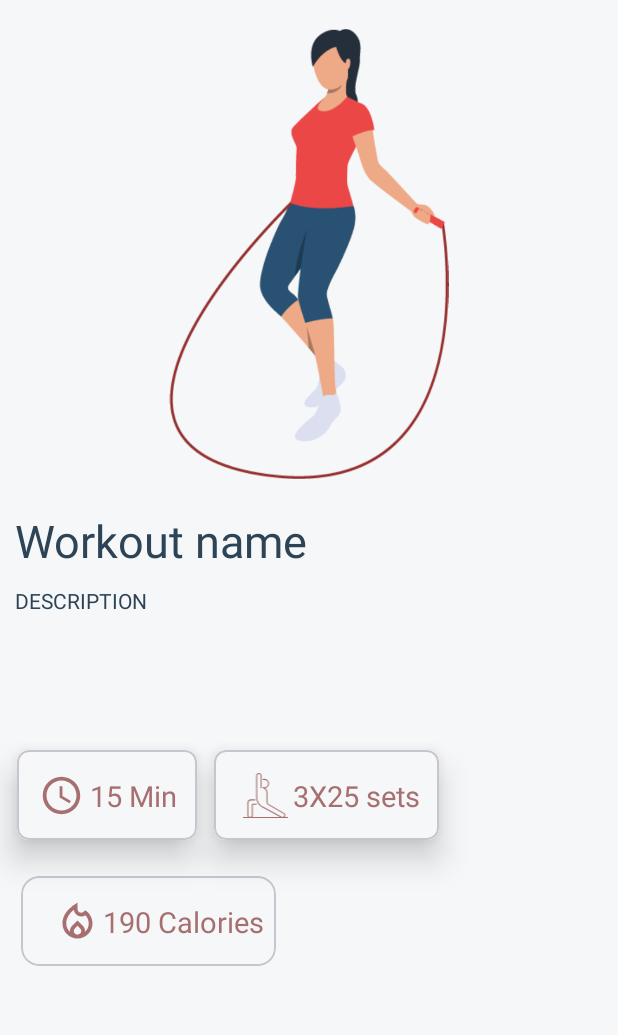
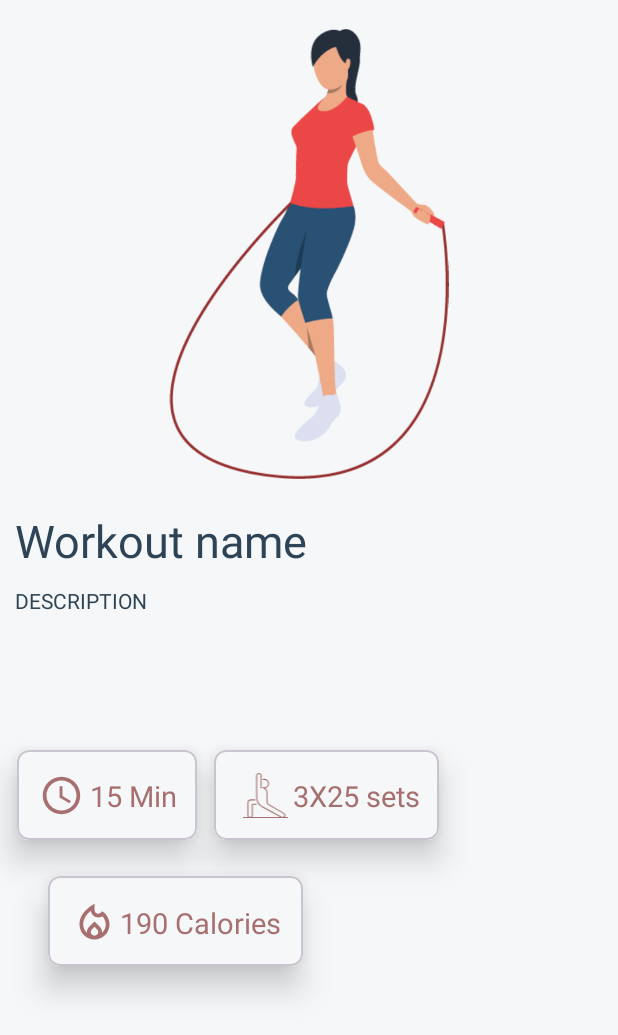
Before and after one commit to khyatiVyas1305/FitFiesta, an Android app: the WorkoutDetailsActivity screen opened directly, with no data from a screen before it, on a phone screen of 412 x 824 dp. Shown: the top 1035 px of the screen. Run offline under Robolectric (Android 15) with nearby library versions, the light colour scheme and no system bars; Roboto replaces fonts that are not available here.

Commit message:
WorkoutDetailsActivity completed

```diff
--- a/app/src/main/java/com/example/fitfiesta/WorkoutDetailsActivity.kt
+++ b/app/src/main/java/com/example/fitfiesta/WorkoutDetailsActivity.kt
@@ -2,10 +2,59 @@ package com.example.fitfiesta
 
 import androidx.appcompat.app.AppCompatActivity
 import android.os.Bundle
+import android.widget.ImageView
+import android.widget.TextView
+import org.w3c.dom.Text
 
 class WorkoutDetailsActivity : AppCompatActivity() {
+
+    lateinit var workoutName: TextView
+    lateinit var workoutImg: ImageView
+    lateinit var description: TextView
+    lateinit var time: TextView
+    lateinit var sets: TextView
+    lateinit var calories: TextView
+
     override fun onCreate(savedInstanceState: Bundle?) {
         super.onCreate(savedInstanceState)
         setContentView(R.layout.activity_workout_details)
+
+        workoutName = findViewById(R.id.workoutName)
+        workoutImg = findViewById(R.id.workoutImg)
+        description = findViewById(R.id.description)
+        time = findViewById(R.id.workoutTime)
+        sets = findViewById(R.id.workoutSetsTV)
+        calories = findViewById(R.id.workoutCaloriesTV)
+
+        val workout = intent.getParcelableExtra<WorkoutListData>("workout")
+        if (workout != null){
+            workoutName.text = workout.exercise
+        }
+
+        when(workoutName.text){
+            "Jump Ropes" ->{
+                workoutImg.setImageResource(R.drawable.jump_ropes)
+                description.text = "Begin with a light warm-up to prepare your muscles. Learn basic " +
+                        "jumping techniques and progress to more advanced moves. Mix in different " +
+                        "jumping styles like high knees, double unders, and crossovers to keep things exciting."
+                time.text = "15 Min"
+                sets.text = "5X20 sets"
+                calories.text = "190 calories"
+
+            }
+            "Stair Climbing" ->{
+                workoutImg.setImageResource(R.drawable.stair_climb)
+                description.text = "Begin with a light warm-up to prepare your muscles." +
+                        "Find a set of stairs and start climbing at a moderate pace." +
+                        "Increase intensity by incorporating interval training—climb briskly for a " +
+                        "set period, then recover with a slower descent. " +
+                        "Mix it up with sideways steps, skipping steps, or even lunges on the way up."
+                time.text = "10 Min"
+                sets.text = "2X20 sets"
+                calories.text = "250 calories"
+
+            }
+        }
+
     }
 }
--- a/app/src/main/res/layout/activity_workout_details.xml
+++ b/app/src/main/res/layout/activity_workout_details.xml
@@ -34,13 +34,14 @@
         app:layout_constraintVertical_bias="0.045" />
 
     <TextView
-        android:id="@+id/textView"
+        android:id="@+id/description"
         android:layout_width="match_parent"
         android:layout_height="wrap_content"
         android:layout_marginBottom="316dp"
         android:minLines="6"
         android:layout_margin="10dp"
         android:text="DESCRIPTION"
+        android:textAlignment="gravity"
         android:fontFamily="sans-serif"
         android:textColor="@color/darkBlue"
         app:layout_constraintBottom_toBottomOf="parent"
@@ -61,7 +62,7 @@
         app:layout_constraintEnd_toEndOf="parent"
         app:layout_constraintHorizontal_bias="0.038"
         app:layout_constraintStart_toStartOf="parent"
-        app:layout_constraintTop_toBottomOf="@+id/textView"
+        app:layout_constraintTop_toBottomOf="@+id/description"
         app:layout_constraintVertical_bias="0.0">
 
         <androidx.constraintlayout.widget.ConstraintLayout
@@ -108,7 +109,7 @@
         app:layout_constraintEnd_toEndOf="parent"
         app:layout_constraintHorizontal_bias="0.087"
         app:layout_constraintStart_toEndOf="@+id/materialCardView"
-        app:layout_constraintTop_toBottomOf="@+id/textView"
+        app:layout_constraintTop_toBottomOf="@+id/description"
         app:layout_constraintVertical_bias="0.0">
 
         <androidx.constraintlayout.widget.ConstraintLayout
@@ -146,7 +147,11 @@
     <com.google.android.material.card.MaterialCardView
         android:layout_width="170dp"
         android:layout_height="60dp"
-        android:layout_marginEnd="228dp"
+        android:layout_marginEnd="210dp"
+        android:layout_marginLeft="10dp"
+        android:elevation="0dp"
+        app:cardCornerRadius="8dp"
+        app:cardElevation="13dp"
         app:layout_constraintBottom_toBottomOf="parent"
         app:layout_constraintEnd_toEndOf="parent"
         app:layout_constraintTop_toBottomOf="@+id/materialCardView"
@@ -166,9 +171,10 @@
                 android:textSize="19dp"
                 app:layout_constraintBottom_toBottomOf="parent"
                 app:layout_constraintEnd_toEndOf="parent"
-                app:layout_constraintHorizontal_bias="0.222"
+                app:layout_constraintHorizontal_bias="0.111"
                 app:layout_constraintStart_toEndOf="@+id/caloriesImg"
-                app:layout_constraintTop_toTopOf="parent" />
+                app:layout_constraintTop_toTopOf="parent"
+                app:layout_constraintVertical_bias="0.529" />
 
             <ImageView
                 android:id="@+id/caloriesImg"
@@ -177,9 +183,10 @@
                 android:src="@drawable/ic_calories"
                 app:layout_constraintBottom_toBottomOf="parent"
                 app:layout_constraintEnd_toEndOf="parent"
-                app:layout_constraintHorizontal_bias="0.162"
+                app:layout_constraintHorizontal_bias="0.114"
                 app:layout_constraintStart_toStartOf="parent"
-                app:layout_constraintTop_toTopOf="parent" />
+                app:layout_constraintTop_toTopOf="parent"
+                app:layout_constraintVertical_bias="0.533" />
 
         </androidx.constraintlayout.widget.ConstraintLayout>
 
```
Also changed, not shown: app/src/main/java/com/example/fitfiesta/WorkoutListActivity.kt (+9 -0 lines), app/src/main/java/com/example/fitfiesta/WorkoutListAdapter.kt (+8 -1 lines), app/src/main/java/com/example/fitfiesta/WorkoutListData.kt (+26 -1 lines).
